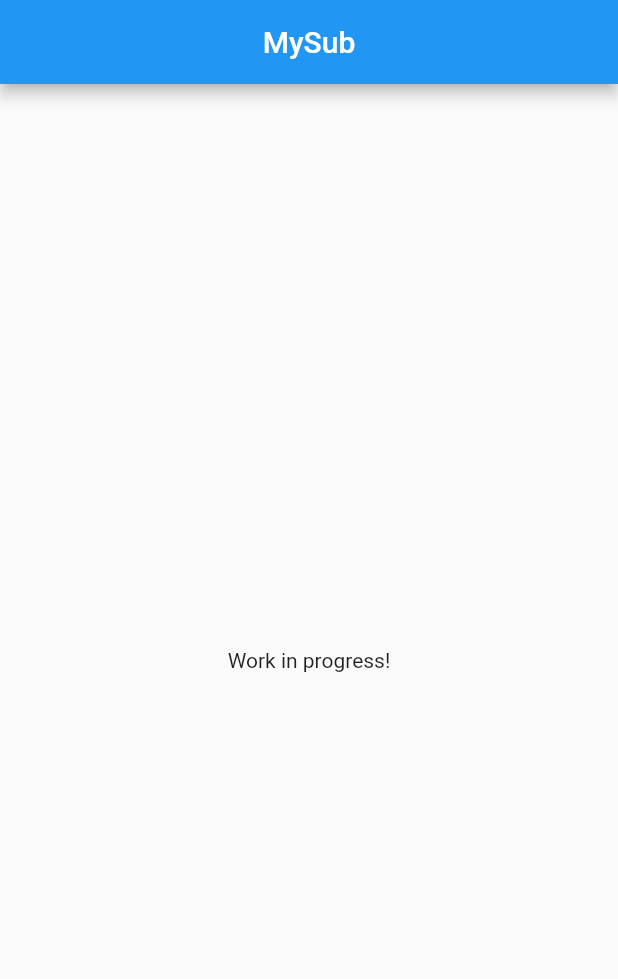
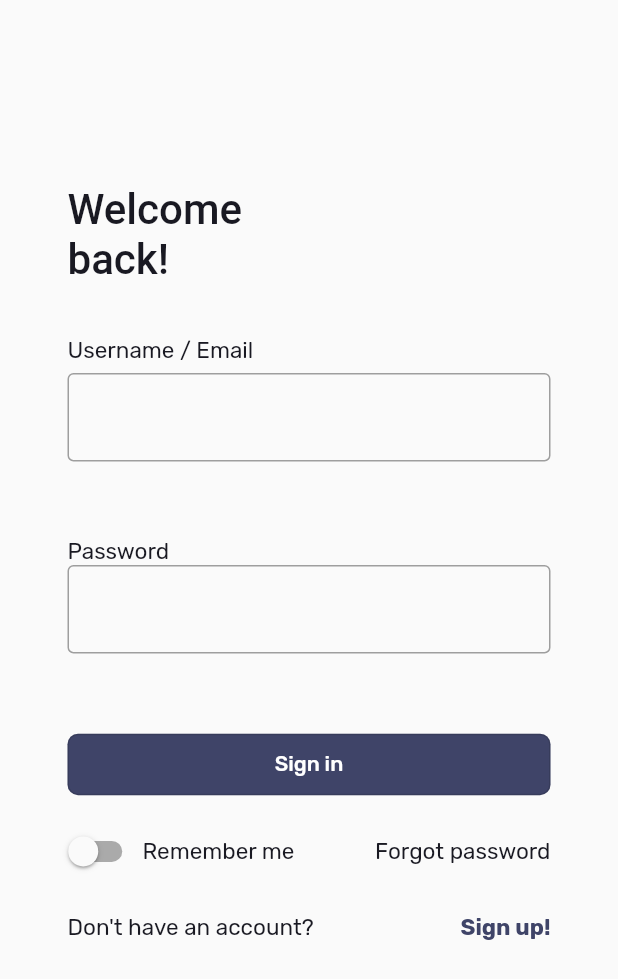
Before and after one commit to DanikingRD/MySub, a Flutter app: the screen it shows after launch, on a phone screen of 412 x 824 dp. Shown: the top 979 px of the screen. Run offline on Flutter 3.47's test engine with Material 2 defaults, Android fonts, the phone set to English and light mode, and no system bars; our stand-ins replace firebase_core, google_fonts; accounts and stored records are empty.

Commit message:
Add welcome and login screen

```diff
--- /dev/null
+++ b/lib/assets_path.dart
@@ -0,0 +1,5 @@
+// All Rights Reserved (ARR)
+// Copyright (c) 2022 NotSuitable Group LTD
+// Created by DanikingRD https://github.com/DanikingRD
+
+const String intenseFeelingPath = 'assets/images/intense_feeling.png';
--- /dev/null
+++ b/lib/colors.dart
@@ -0,0 +1,3 @@
+import 'package:flutter/material.dart';
+
+const Color kPrimaryColor = Color.fromRGBO(63, 68, 104, 1);
--- /dev/null
+++ b/lib/login_screen.dart
@@ -0,0 +1,104 @@
+import 'package:flutter/material.dart';
+import 'package:mysub/colors.dart';
+import 'package:mysub/primary_button.dart';
+import 'package:mysub/primary_text_field.dart';
+
+class LoginScreen extends StatefulWidget {
+  const LoginScreen();
+
+  @override
+  State<LoginScreen> createState() => _LoginScreenState();
+}
+
+class _LoginScreenState extends State<LoginScreen> {
+
+  bool _rememberUser = false;
+  @override
+  Widget build(BuildContext context) {
+    final ThemeData theme = Theme.of(context);
+    return Scaffold(
+      body: SafeArea(
+        child: ListView(
+          padding: const EdgeInsets.symmetric(horizontal: 45),
+          children: [
+            SizedBox(
+              height: MediaQuery.of(context).size.height * 0.15,
+            ),
+            Text(
+              'Welcome\nback!',
+              style: theme.textTheme.headlineMedium,
+            ),
+            const SizedBox(
+              height: 35,
+            ),
+            Text('Username / Email', style: theme.textTheme.bodySmall,),
+            const SizedBox(height: 6,),
+            PrimaryTextField(
+              controller: TextEditingController(),
+
+            ),
+            const SizedBox(
+              height: 45,
+            ),
+            const SizedBox(height: 6,),
+
+            Text('Password', style: theme.textTheme.bodySmall),
+            PrimaryTextField(
+              controller: TextEditingController(),
+              obscureText: true,
+            ),
+            const SizedBox(
+              height: 50,
+            ),
+
+            PrimaryButton(onPressed: () {}, title: 'Sign in'),
+            const SizedBox(height: 10,),
+            Row(
+              children: [
+                SizedBox(
+                  width: 40,
+                  child: Switch(
+                    activeColor: kPrimaryColor,
+                    hoverColor: kPrimaryColor,
+                    value: _rememberUser,
+                    onChanged: (bool val) => setState(() {
+                      _rememberUser = val;
+                    }),
+                  ),
+                ),
+                const SizedBox(width: 10),
+                Text(
+                  'Remember me',
+                  style: theme.textTheme.bodySmall,
+                ),
+                const Spacer(),
+                Text(
+                  'Forgot password',
+                  style: theme.textTheme.bodySmall,
+                ),
+              ],
+            ),
+
+            const SizedBox(
+              height: 18,
+            ),
+            Row(
+              children: [
+                Text(
+                  "Don't have an account?",
+                  style: theme.textTheme.bodySmall,
+                ),
+                Spacer(),
+                Text(
+                  "Sign up!",
+                  style: theme.textTheme.bodySmall!.copyWith(
+                      color: kPrimaryColor, fontWeight: FontWeight.bold),
+                )
+              ],
+            )
+          ],
+        ),
+      ),
+    );
+  }
+}
--- a/lib/main.dart
+++ b/lib/main.dart
@@ -1,3 +1,7 @@
+// All Rights Reserved (ARR)
+// Copyright (c) 2022 NotSuitable Group LTD
+// Created by DanikingRD https://github.com/DanikingRD
+
 import 'package:firebase_core/firebase_core.dart';
 import 'package:flutter/material.dart';
 import 'package:mysub/firebase_options.dart';
--- a/lib/mysub.dart
+++ b/lib/mysub.dart
@@ -1,5 +1,11 @@
+// All Rights Reserved (ARR)
+// Copyright (c) 2022 NotSuitable Group LTD
+// Created by DanikingRD https://github.com/DanikingRD
+
 import 'package:flutter/material.dart';
-
+import 'package:google_fonts/google_fonts.dart';
+import 'package:mysub/colors.dart';
+import 'package:mysub/login_screen.dart';
 class MySubApp extends StatelessWidget {
 
   const MySubApp({
@@ -10,16 +16,24 @@ class MySubApp extends StatelessWidget {
   Widget build(BuildContext context) {
     return MaterialApp(
       title: 'MySub',
-        debugShowCheckedModeBanner: false,
-        home: Scaffold(
-          appBar: AppBar(
-            title: const Text('MySub'),
-            centerTitle: true,
+      debugShowCheckedModeBanner: false,
+      home: const LoginScreen(),
+      theme: ThemeData(
+        brightness: Brightness.light,
+        primaryColor: kPrimaryColor,
+        fontFamily: GoogleFonts.rubik().fontFamily,
+        textTheme: TextTheme(
+          headlineMedium: GoogleFonts.roboto(
+            color: const Color.fromRGBO(25, 25, 34, 1),
+            fontSize: 28,
+            fontWeight: FontWeight.w500,
           ),
-          body: const Center(
-            child: Text('Work in progress!'),
+          bodySmall: GoogleFonts.rubik(
+            color: const Color.fromRGBO(25, 25, 34, 1),
+            fontSize: 15,
           ),
-        )
+        ),
+      ),
     );
   }
 }
--- /dev/null
+++ b/lib/primary_button.dart
@@ -0,0 +1,67 @@
+import 'package:flutter/material.dart';
+import 'package:google_fonts/google_fonts.dart';
+import 'package:mysub/colors.dart';
+
+/// [PrimaryButton] is the primary button for MySub app.
+/// It is mainly used for registration process.
+class PrimaryButton extends StatelessWidget {
+  /// Event triggered when this button is pressed.
+  final VoidCallback onPressed;
+
+  /// The title of this button
+  final String title;
+
+  /// Background color
+  final Color bgColor;
+
+  /// Foreground color for the title
+  final Color fgColor;
+
+  /// Padding for the title
+  final EdgeInsets padding;
+
+  /// Whether this button will have outlined border
+  /// When Outlined is active, the [bgColor] and [fgColor] passed in will be ignored.
+  final bool outlined;
+
+  const PrimaryButton({
+    required this.onPressed,
+    required this.title,
+    Key? key,
+    this.bgColor = kPrimaryColor,
+    this.fgColor = Colors.white,
+    this.padding = const EdgeInsets.symmetric(horizontal: 36, vertical: 12),
+    this.outlined = false,
+  });
+
+  @override
+  Widget build(BuildContext context) {
+    return OutlinedButton(
+      onPressed: onPressed,
+      style: ButtonStyle(
+        splashFactory: NoSplash.splashFactory,
+        overlayColor: MaterialStateProperty.all(outlined ? Colors.grey.shade300 : Colors.black26),
+        backgroundColor: MaterialStateProperty.all(
+          outlined ? Colors.white : bgColor,
+        ),
+        shape: MaterialStateProperty.all(
+          RoundedRectangleBorder(
+            borderRadius: BorderRadius.circular(7.0),
+          ),
+        ),
+        side: outlined
+            ? MaterialStateProperty.all(
+                const BorderSide(color: Colors.black),
+              )
+            : null,
+      ),
+      child: Padding(
+        padding: padding,
+        child: Text(
+          title,
+          style: TextStyle(color: outlined ? Colors.black : fgColor),
+        ),
+      ),
+    );
+  }
+}
--- /dev/null
+++ b/lib/primary_text_field.dart
@@ -0,0 +1,43 @@
+import 'package:flutter/material.dart';
+import 'package:mysub/colors.dart';
+
+class PrimaryTextField extends StatelessWidget {
+
+  final String? label;
+  final TextEditingController? controller;
+  final TextInputType inputType;
+  final bool obscureText;
+  final Color cursorColor;
+
+  const PrimaryTextField({
+    Key? key,
+    this.label,
+    required this.controller,
+    this.inputType = TextInputType.emailAddress,
+    this.obscureText = false,
+    this.cursorColor = kPrimaryColor,
+  }) : super(key: key);
+
+  @override
+  Widget build(BuildContext context) {
+    return TextField(
+      controller: controller,
+      obscureText: obscureText,
+      keyboardType: inputType,
+      cursorColor: cursorColor,
+      decoration: InputDecoration(
+        floatingLabelBehavior: FloatingLabelBehavior.always,
+        labelText: label ,
+        focusedBorder: const OutlineInputBorder(
+          borderSide: BorderSide(
+            color: kPrimaryColor,
+            width: 2,
+          ),
+        ),
+        enabledBorder: const OutlineInputBorder(
+          borderSide: BorderSide(color: Colors.grey),
+        ),
+      ),
+    );
+  }
+}
--- /dev/null
+++ b/lib/welcome_screen.dart
@@ -0,0 +1,83 @@
+// All Rights Reserved (ARR)
+// Copyright (c) 2022 NotSuitable Group LTD
+// Created by DanikingRD https://github.com/DanikingRD
+
+import 'package:flutter/material.dart';
+import 'package:mysub/assets_path.dart';
+import 'package:mysub/primary_button.dart';
+
+class WelcomeScreen extends StatelessWidget {
+  const WelcomeScreen({Key? key}) : super(key: key);
+
+  @override
+  Widget build(BuildContext context) {
+    final textTheme = Theme.of(context).textTheme;
+    return Scaffold(
+      body: Padding(
+        padding: const EdgeInsets.symmetric(horizontal: 55),
+        child: SafeArea(
+          child: SingleChildScrollView(
+            child: Column(
+              crossAxisAlignment: CrossAxisAlignment.center,
+              children: [
+                const SizedBox(
+                  height: 80,
+                ),
+                Image.asset(
+                  intenseFeelingPath,
+                  width: 204,
+                  height: 156,
+                ),
+                const SizedBox(
+                  height: 70,
+                ),
+                SizedBox(
+                  width: 320,
+                  child: Text(
+                    'The best BDSM tracker out there for couples!',
+                    style: textTheme.headlineMedium,
+                    textAlign: TextAlign.center,
+                  ),
+                ),
+                const SizedBox(
+                  height: 20,
+                ),
+                Padding(
+                  padding: const EdgeInsets.symmetric(horizontal: 30),
+                  child: Text(
+                    'The worlds finest app for couples to track their BDSM life!',
+                    style: textTheme.bodySmall,
+                    textAlign: TextAlign.center,
+                  ),
+                ),
+                const SizedBox(
+                  height: 80,
+                ),
+                PrimaryButton(
+                  onPressed: () {},
+                  title: 'Sign in',
+                  padding: const EdgeInsets.symmetric(
+                    horizontal: 75,
+                    vertical: 16,
+                  ),
+                ),
+                const SizedBox(
+                  height: 30,
+                ),
+                PrimaryButton(
+                  onPressed: () {},
+                  title: 'Sign up for free',
+                  padding: const EdgeInsets.symmetric(
+                    horizontal: 45,
+                    vertical: 16,
+                  ),
+                  outlined: true,
+                ),
+              ],
+            ),
+          ),
+        ),
+      ),
+    );
+  }
+}
```
Also changed, not shown: pubspec.yaml (+3 -4 lines), assets/images/intense_feeling.png (added), lib/firebase_options.dart, pubspec.lock.
